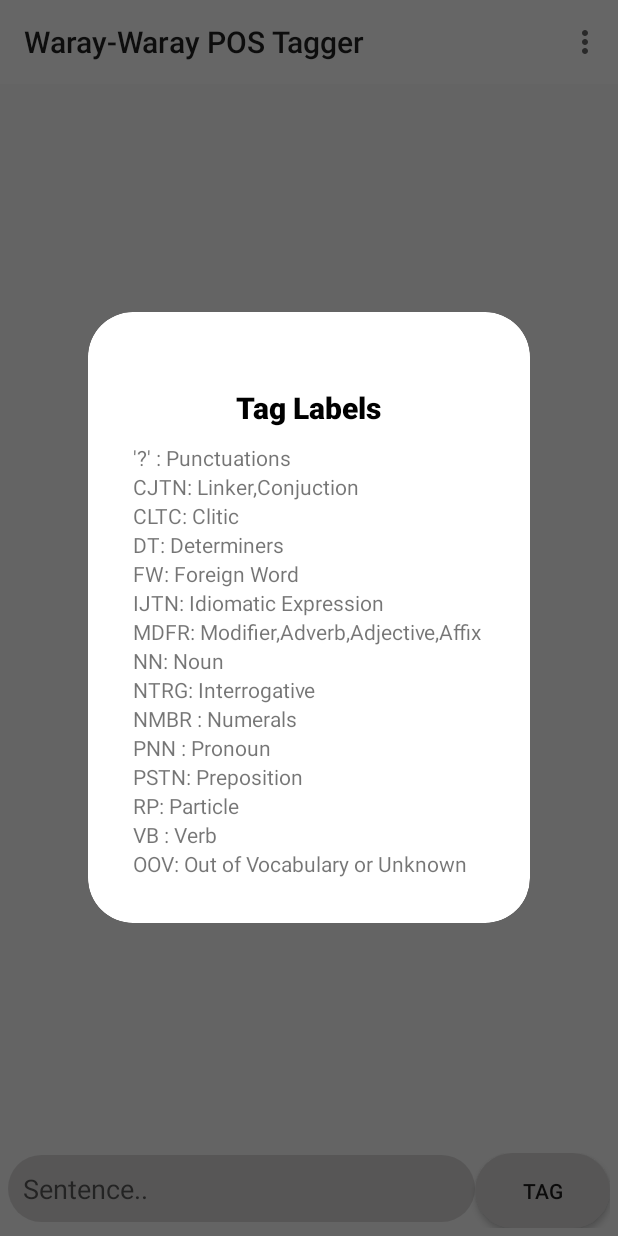
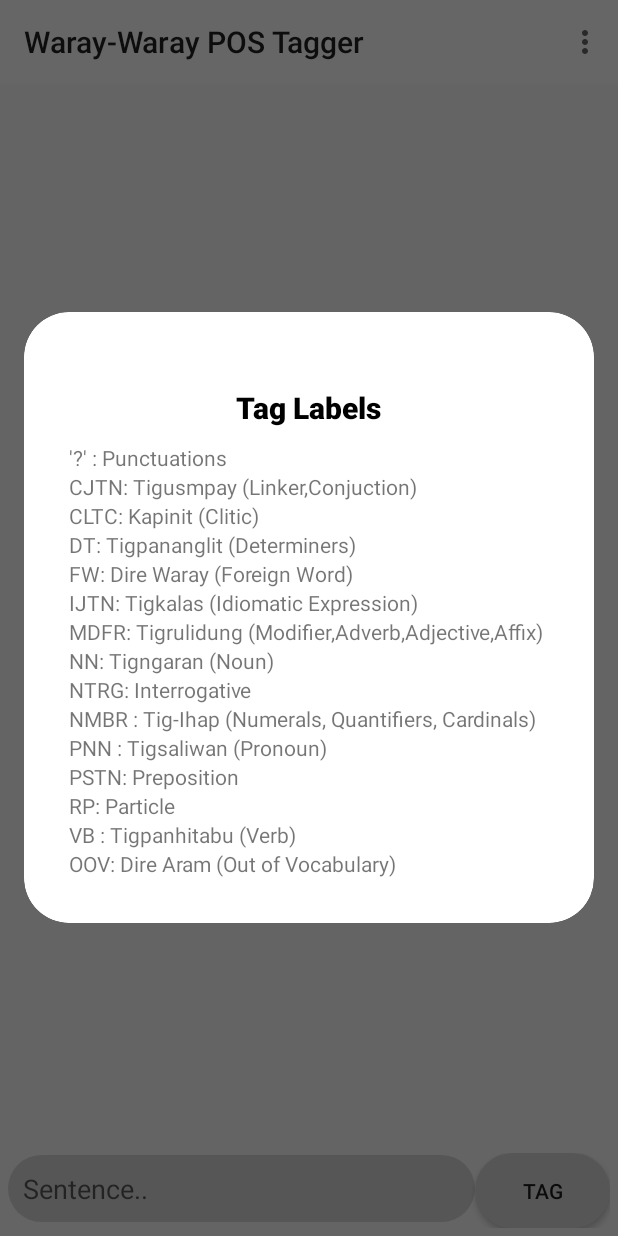
Before and after one commit to Linux-User-Group-ESSU/Waray-Waray-NLP-POS-Tagger, an Android app: the screen it shows after launch (MainActivity), in the options menu, after a tap on "Tags", on a phone screen of 412 x 824 dp. Run offline under Robolectric (Android 15) with nearby library versions, the phone set to English and light mode, and no system bars; libraries missing offline, so code that uses them is left out: com.chaquo.python; 4 statements that could not run were skipped.

Commit message:
New app data

```diff
--- a/Application/app/src/main/res/layout/tags.xml
+++ b/Application/app/src/main/res/layout/tags.xml
@@ -45,37 +45,37 @@
             <TextView
                 android:layout_width="wrap_content"
                 android:layout_height="wrap_content"
-                android:text="CJTN: Linker,Conjuction" />
+                android:text="CJTN: Tigusmpay (Linker,Conjuction)" />
 
             <TextView
                 android:layout_width="wrap_content"
                 android:layout_height="wrap_content"
-                android:text="CLTC: Clitic" />
+                android:text="CLTC: Kapinit (Clitic)" />
 
             <TextView
                 android:layout_width="wrap_content"
                 android:layout_height="wrap_content"
-                android:text="DT: Determiners" />
+                android:text="DT: Tigpananglit (Determiners)" />
 
             <TextView
                 android:layout_width="wrap_content"
                 android:layout_height="wrap_content"
-                android:text="FW: Foreign Word" />
+                android:text="FW: Dire Waray (Foreign Word)" />
 
             <TextView
                 android:layout_width="wrap_content"
                 android:layout_height="wrap_content"
-                android:text="IJTN: Idiomatic Expression" />
+                android:text="IJTN: Tigkalas (Idiomatic Expression)" />
 
             <TextView
                 android:layout_width="wrap_content"
                 android:layout_height="wrap_content"
-                android:text="MDFR: Modifier,Adverb,Adjective,Affix" />
+                android:text="MDFR: Tigrulidung (Modifier,Adverb,Adjective,Affix)" />
 
             <TextView
                 android:layout_width="wrap_content"
                 android:layout_height="wrap_content"
-                android:text="NN: Noun" />
+                android:text="NN: Tigngaran (Noun)" />
 
             <TextView
                 android:layout_width="wrap_content"
@@ -85,12 +85,12 @@
             <TextView
                 android:layout_width="wrap_content"
                 android:layout_height="wrap_content"
-                android:text="NMBR : Numerals" />
+                android:text="NMBR : Tig-Ihap (Numerals, Quantifiers, Cardinals)" />
 
             <TextView
                 android:layout_width="wrap_content"
                 android:layout_height="wrap_content"
-                android:text="PNN : Pronoun" />
+                android:text="PNN : Tigsaliwan (Pronoun)" />
 
             <TextView
                 android:layout_width="wrap_content"
@@ -105,12 +105,12 @@
             <TextView
                 android:layout_width="wrap_content"
                 android:layout_height="wrap_content"
-                android:text="VB : Verb" />
+                android:text="VB : Tigpanhitabu (Verb)" />
 
             <TextView
                 android:layout_width="wrap_content"
                 android:layout_height="wrap_content"
-                android:text="OOV: Out of Vocabulary or Unknown" />
+                android:text="OOV: Dire Aram (Out of Vocabulary)" />
 
         </LinearLayout>
 
```
